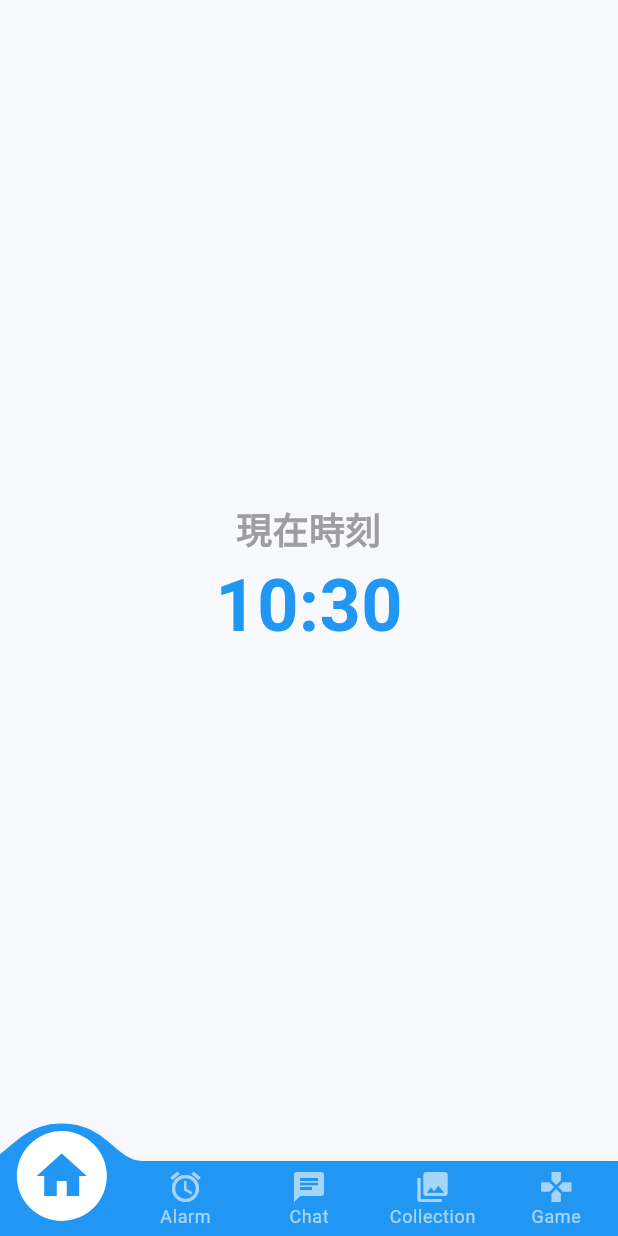
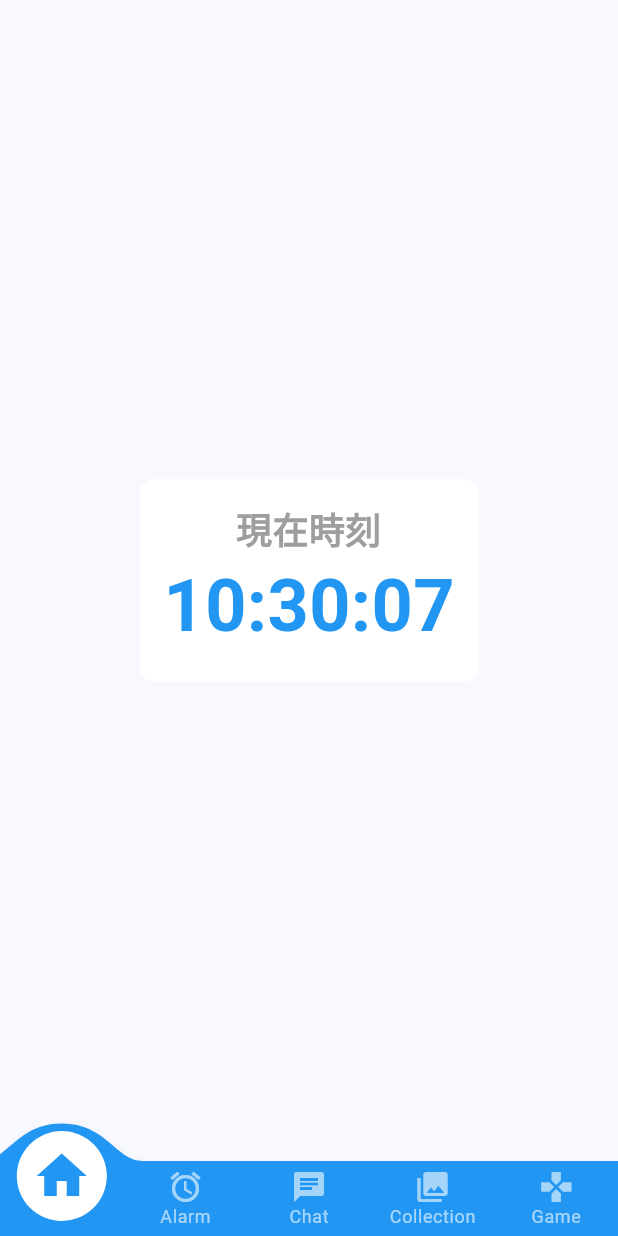
Before and after one commit to Fuki0612/1minuteAlarm, a Flutter app: the screen it shows after launch, on a phone screen of 412 x 824 dp. Run offline on Flutter 3.47's test engine with Material 3 defaults, Android fonts, the phone set to English and light mode, and no system bars; drawn by our look-alikes of convex_bottom_bar; our stand-ins replace audioplayers, flutter_local_notifications, shared_preferences.

Commit message:
秒表示

```diff
--- a/lib/pages/home/page.dart
+++ b/lib/pages/home/page.dart
@@ -17,8 +17,8 @@ class _HomePageState extends State<HomePage> {
     setState(() {
       _currentTime =
           '${now.hour.toString().padLeft(2, '0')}:' //Hourの表示
-          '${now.minute.toString().padLeft(2, '0')}'; //Minuteの表示
-      // タイトル タスク3 Secondsの表示
+          '${now.minute.toString().padLeft(2, '0')}:' //Minuteの表示
+          '${now.second.toString().padLeft(2, '0')}';
     });
   }
 
@@ -43,6 +43,11 @@ class _HomePageState extends State<HomePage> {
         child: SingleChildScrollView(
           child: Container(
             // タイトル タスク4 ここにdecorationを追加
+            decoration: BoxDecoration(
+              color: Colors.white,
+              borderRadius: BorderRadius.circular(10),
+            ),
+
             padding: const EdgeInsets.all(16),
             child: Column(
               mainAxisAlignment: MainAxisAlignment.center,
```
